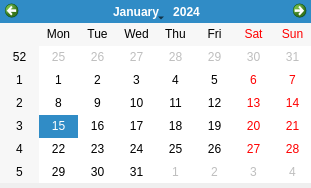
This is templates/WindowCalendar.ui in javierlago/lagoamoedo as Qt 5 draws it before an edit. The edited form follows.
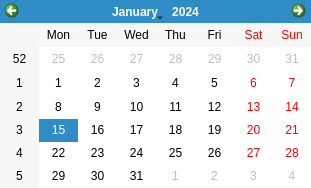
This is the edited form. Icons and pictures are not drawn.

Patch:
```diff
--- a/templates/WindowCalendar.ui
+++ b/templates/WindowCalendar.ui
@@ -23,18 +23,27 @@
   <property name="modal">
    <bool>true</bool>
   </property>
+  <layout class="QGridLayout" name="gridLayout">
+   <property name="leftMargin">
+    <number>0</number>
+   </property>
+   <property name="topMargin">
+    <number>0</number>
+   </property>
+   <property name="rightMargin">
+    <number>0</number>
+   </property>
+   <property name="bottomMargin">
+    <number>0</number>
+   </property>
+   <property name="spacing">
+    <number>0</number>
+   </property>
+   <item row="0" column="0">
   <widget class="QCalendarWidget" name="calendarWidget">
    <property name="enabled">
     <bool>true</bool>
    </property>
-   <property name="geometry">
-    <rect>
-     <x>0</x>
-     <y>0</y>
-     <width>312</width>
-     <height>183</height>
-    </rect>
-   </property>
    <property name="sizePolicy">
     <sizepolicy hsizetype="Expanding" vsizetype="Expanding">
      <horstretch>0</horstretch>
@@ -48,6 +57,8 @@
     <bool>false</bool>
    </property>
   </widget>
+   </item>
+  </layout>
  </widget>
  <resources/>
  <connections/>
```
Left out of the diff: 2 changed lines with no effect on the pictures. Lines whose indentation alone changed are shown as unchanged.
